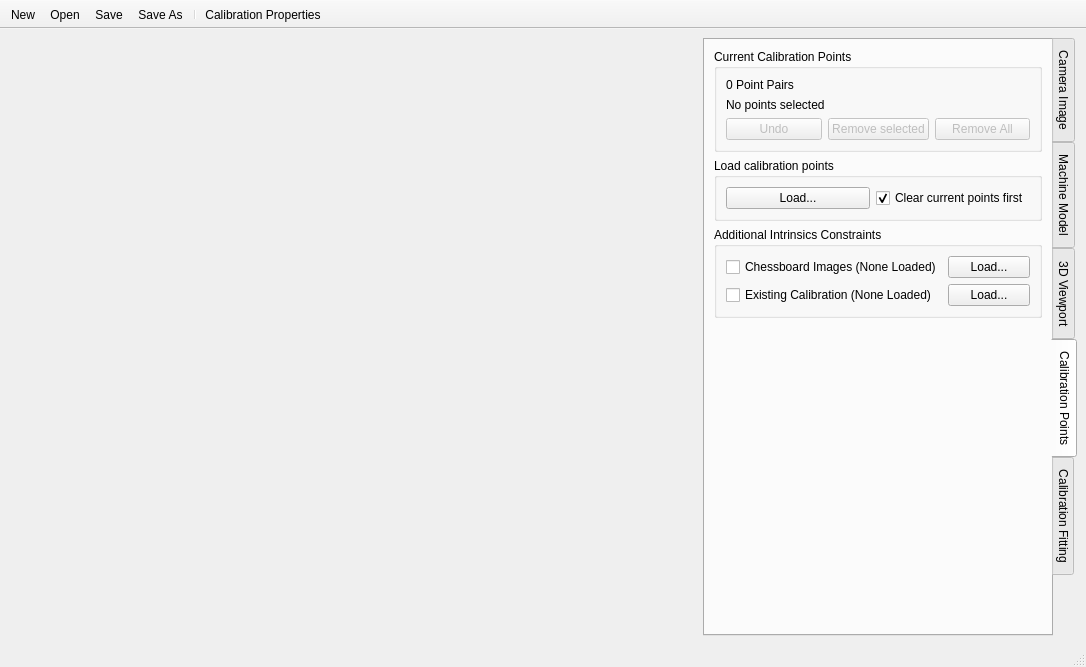
First picture: the form in calcam/gui/qt_designer_files/fitting_calib.ui, repository euratom-software/calcam, before the edit.
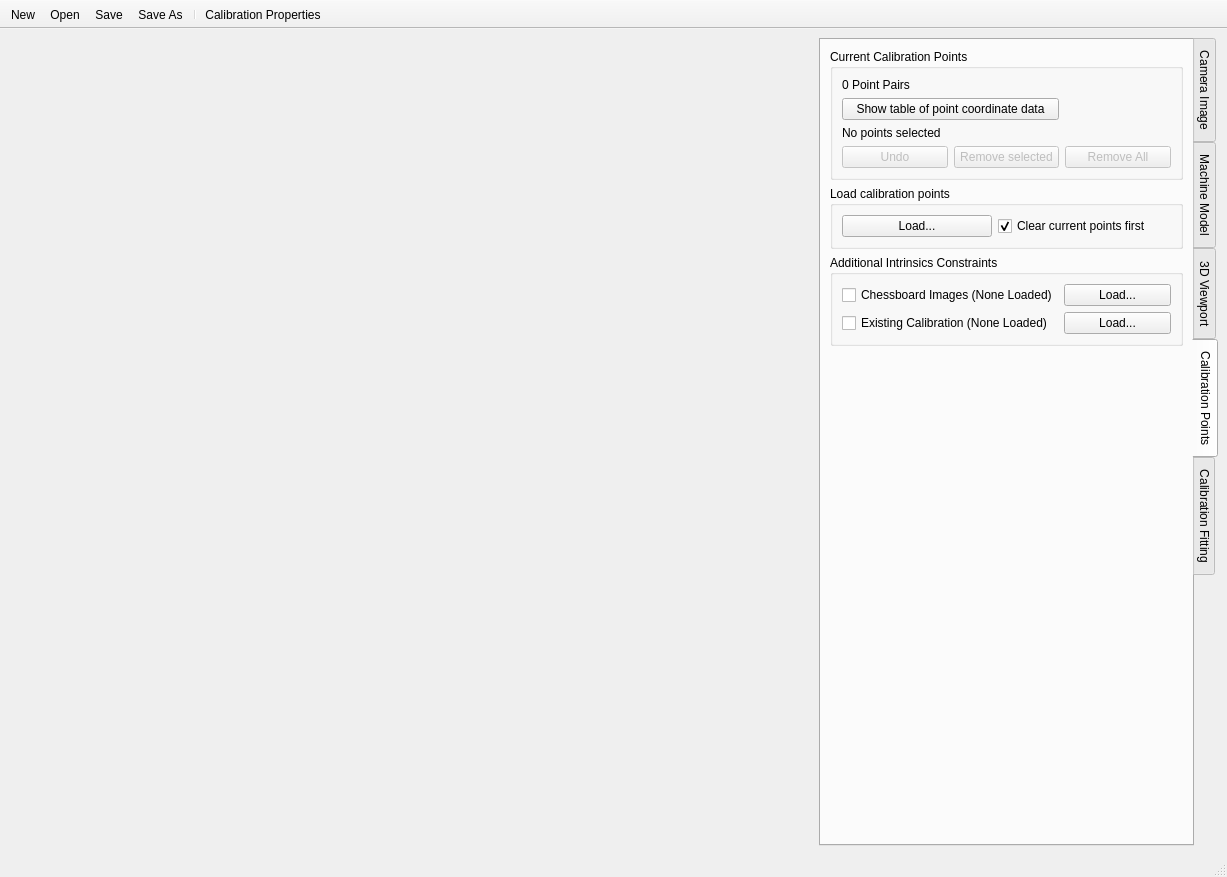
Second picture: the form after the edit. The open tabs and pages were chosen to show the change.

```diff
--- a/calcam/gui/qt_designer_files/fitting_calib.ui
+++ b/calcam/gui/qt_designer_files/fitting_calib.ui
@@ -6,8 +6,8 @@
    <rect>
     <x>0</x>
     <y>0</y>
-    <width>1086</width>
-    <height>667</height>
+    <width>1227</width>
+    <height>877</height>
    </rect>
   </property>
   <property name="sizePolicy">
@@ -1308,6 +1308,13 @@
              </property>
             </widget>
            </item>
+           <item row="1" column="0" colspan="2">
+            <widget class="QPushButton" name="coords_table_button">
+             <property name="text">
+              <string>Show table of point coordinate data</string>
+             </property>
+            </widget>
+           </item>
           </layout>
          </widget>
         </item>
```
Left out of the diff: 66 changed lines with no effect on the pictures.
